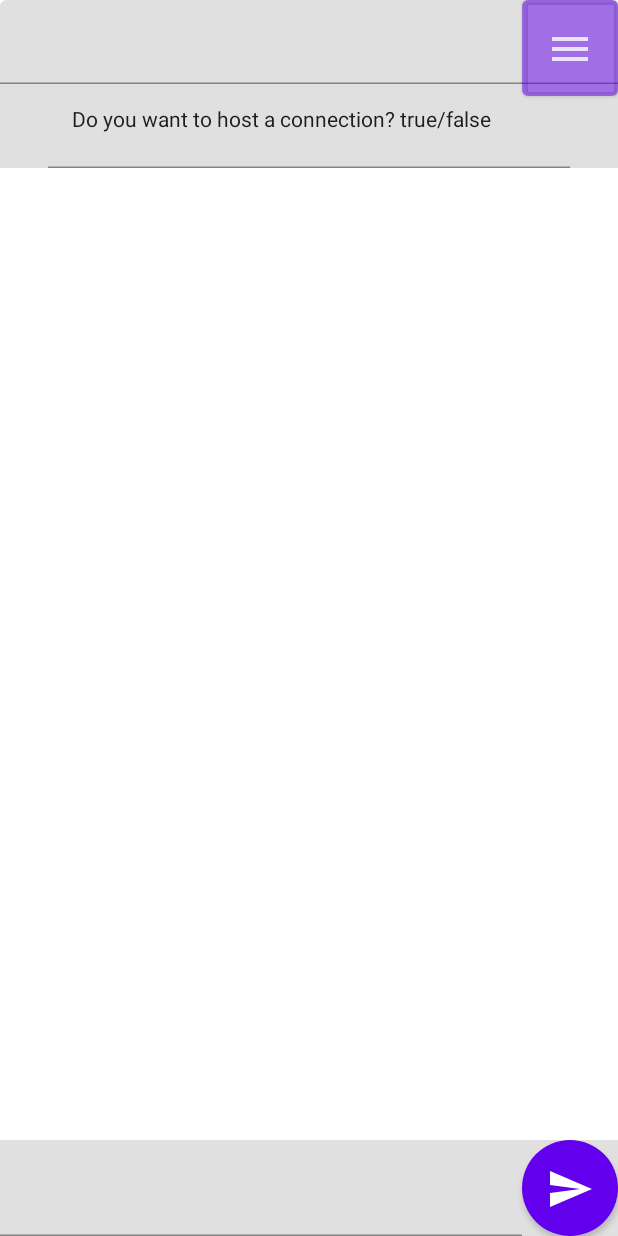
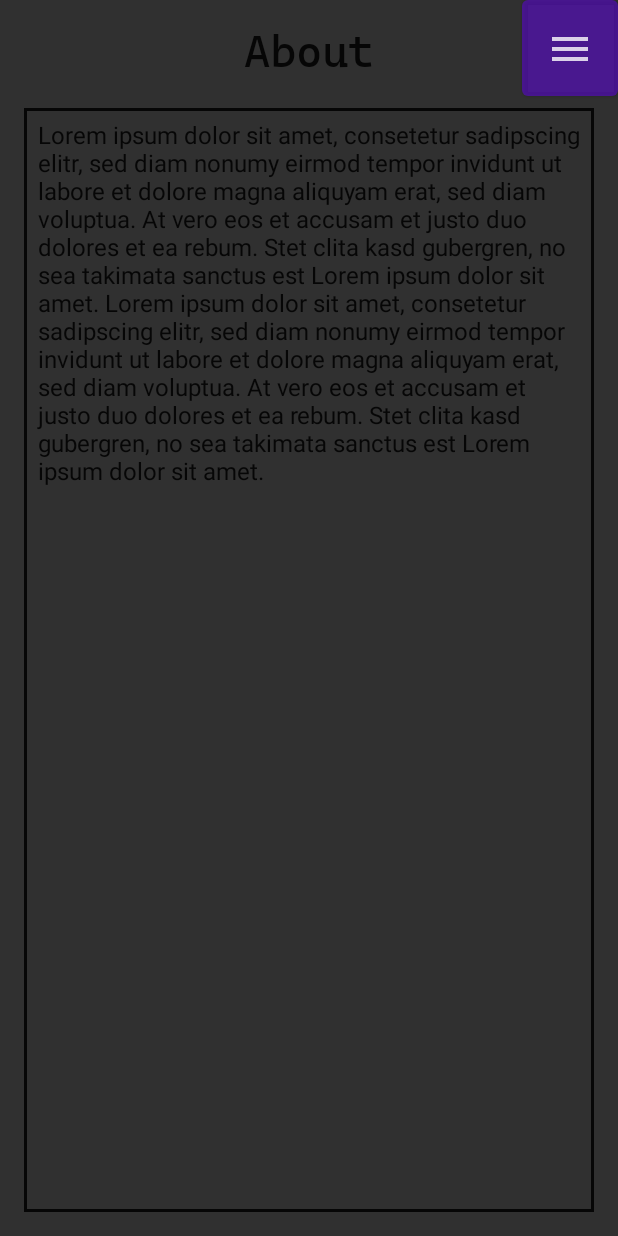
Before and after one commit to SternduCode/PingApp, an Android app built with Jetpack Compose: the screen it shows after launch (MainActivity), on a phone screen of 412 x 824 dp. Run offline under Robolectric (Android 15) with nearby library versions, the phone set to English and light mode, and no system bars; libraries missing offline, so code that uses them is left out: com.sterndu.data, com.sterndu.util, java.util; 3 statements that could not run were skipped.

Commit message:
Added About Activity

```diff
--- /dev/null
+++ b/androidApp/src/main/java/com/sterndu/pingonvolcano/android/About.kt
@@ -0,0 +1,100 @@
+package com.sterndu.pingonvolcano.android
+
+import android.os.Bundle
+import android.view.View
+import androidx.activity.ComponentActivity
+import androidx.activity.compose.setContent
+import androidx.compose.foundation.border
+import androidx.compose.foundation.layout.*
+import androidx.compose.material.*
+import androidx.compose.material.icons.Icons
+import androidx.compose.material.icons.filled.Menu
+import androidx.compose.runtime.Composable
+import androidx.compose.runtime.rememberCoroutineScope
+import androidx.compose.ui.Alignment
+import androidx.compose.ui.Modifier
+import androidx.compose.ui.graphics.Color
+import androidx.compose.ui.res.stringResource
+import androidx.compose.ui.text.font.Font
+import androidx.compose.ui.text.font.FontFamily
+import androidx.compose.ui.tooling.preview.Preview
+import androidx.compose.ui.unit.Dp
+import androidx.compose.ui.unit.dp
+import androidx.compose.ui.unit.sp
+import kotlinx.coroutines.launch
+
+class About : ComponentActivity() {
+    override fun onCreate(savedInstanceState: Bundle?) {
+        super.onCreate(savedInstanceState)
+        setContent {
+
+            view()
+
+        }
+    }
+
+    @Composable
+    fun view() {
+        val coroutineScope = rememberCoroutineScope()
+        val scaffoldState = rememberScaffoldState()
+
+        MyApplicationTheme {
+            Box(contentAlignment = Alignment.TopEnd) {
+                Column(horizontalAlignment = Alignment.End) {
+                    MyApplicationTheme2 {
+                        Button(
+                            onClick = { coroutineScope.launch { scaffoldState.drawerState.open() } },
+                            modifier = Modifier
+                                .width(Dp(64f))
+                                .height(Dp(64f))
+                        ) {
+                            Icon(
+                                imageVector = Icons.Default.Menu,
+                                contentDescription = null,
+                                modifier = Modifier.size(42.dp),
+                                tint = LocalContentColor.current.copy(alpha = .8f)
+                            )
+                        }
+
+                    }
+                }
+                Column(
+                    modifier = Modifier
+                        .fillMaxSize()
+                        .padding(16.dp),
+                    horizontalAlignment = Alignment.CenterHorizontally
+                ) {
+                    val fontFamily = FontFamily(
+                        Font(R.font.cascadiacode)
+                    )
+                    Text(text = "About",fontSize = 30.sp, fontFamily = fontFamily)
+                    Spacer(modifier = Modifier.size(20.dp))
+                    Column(
+                        modifier = Modifier
+                            .border(
+                                2.dp,
+                                TextFieldDefaults
+                                    .textFieldColors()
+                                    .textColor(
+                                        enabled = true
+                                    ).value
+                            )
+                            .fillMaxSize()
+                    ) {
+                        val abouttext = stringResource(R.string.about_text)
+                        Text(text = abouttext, modifier = Modifier.padding(9.dp))
+                    }
+
+                }
+            }
+        }
+    }
+}
+
+@Preview
+@Composable
+fun DefaultPreview2() {
+    MyApplicationTheme {
+        About().view()
+    }
+}
--- a/androidApp/src/main/java/com/sterndu/pingonvolcano/android/MainActivity.kt
+++ b/androidApp/src/main/java/com/sterndu/pingonvolcano/android/MainActivity.kt
@@ -48,8 +48,8 @@ class MainActivity : ComponentActivity() {
 		setContent {
 			MyApplicationTheme {
 
-
-				View(listLink, listGlobal)
+				About().view()
+				//View(listLink, listGlobal)
 			}
 		}
 	}
--- a/androidApp/src/main/res/values/strings.xml
+++ b/androidApp/src/main/res/values/strings.xml
@@ -1 +1,11 @@
-<resources></resources>
+<resources>
+    <string name="about_text">
+        Lorem ipsum dolor sit amet, consetetur sadipscing elitr, sed diam nonumy eirmod tempor
+        invidunt ut labore et dolore magna aliquyam erat, sed diam voluptua. At vero eos et accusam
+        et justo duo dolores et ea rebum. Stet clita kasd gubergren, no sea takimata sanctus est
+        Lorem ipsum dolor sit amet. Lorem ipsum dolor sit amet, consetetur sadipscing elitr, sed
+        diam nonumy eirmod tempor invidunt ut labore et dolore magna aliquyam erat, sed diam
+        voluptua. At vero eos et accusam et justo duo dolores et ea rebum. Stet clita kasd
+        gubergren, no sea takimata sanctus est Lorem ipsum dolor sit amet.
+    </string>
+</resources>
```
